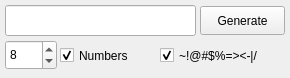
First picture: the form in mainwindow.ui, repository Nicknixer/passgen-qt, before the edit.
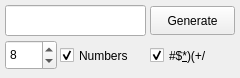
Second picture: the form after the edit.

Patch:
```diff
--- a/mainwindow.ui
+++ b/mainwindow.ui
@@ -6,19 +6,25 @@
    <rect>
     <x>0</x>
     <y>0</y>
-    <width>290</width>
+    <width>240</width>
     <height>78</height>
    </rect>
   </property>
+  <property name="sizePolicy">
+   <sizepolicy hsizetype="Preferred" vsizetype="Preferred">
+    <horstretch>0</horstretch>
+    <verstretch>0</verstretch>
+   </sizepolicy>
+  </property>
   <property name="minimumSize">
    <size>
-    <width>290</width>
+    <width>240</width>
     <height>78</height>
    </size>
   </property>
   <property name="maximumSize">
    <size>
-    <width>290</width>
+    <width>240</width>
     <height>78</height>
    </size>
   </property>
@@ -31,7 +37,7 @@
      <rect>
       <x>5</x>
       <y>5</y>
-      <width>191</width>
+      <width>141</width>
       <height>31</height>
      </rect>
     </property>
@@ -39,7 +45,7 @@
    <widget class="QPushButton" name="generateButton">
     <property name="geometry">
      <rect>
-      <x>200</x>
+      <x>150</x>
       <y>6</y>
       <width>85</width>
       <height>29</height>
@@ -73,7 +79,7 @@
      <rect>
       <x>60</x>
       <y>42</y>
-      <width>91</width>
+      <width>81</width>
       <height>27</height>
      </rect>
     </property>
@@ -87,14 +93,14 @@
    <widget class="QCheckBox" name="checkSpec">
     <property name="geometry">
      <rect>
-      <x>160</x>
+      <x>150</x>
       <y>42</y>
-      <width>121</width>
+      <width>81</width>
       <height>27</height>
      </rect>
     </property>
     <property name="text">
-     <string>~!@#$%=&gt;&lt;-|/</string>
+     <string>#$&amp;*)(+/</string>
     </property>
     <property name="checked">
      <bool>true</bool>
```
Left out of the diff: 4 changed lines with no effect on the pictures.
